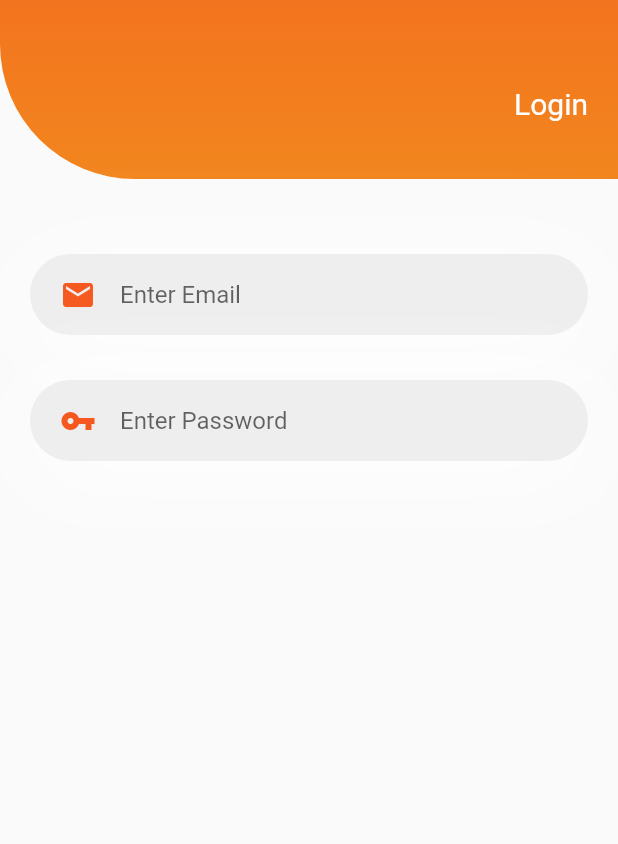
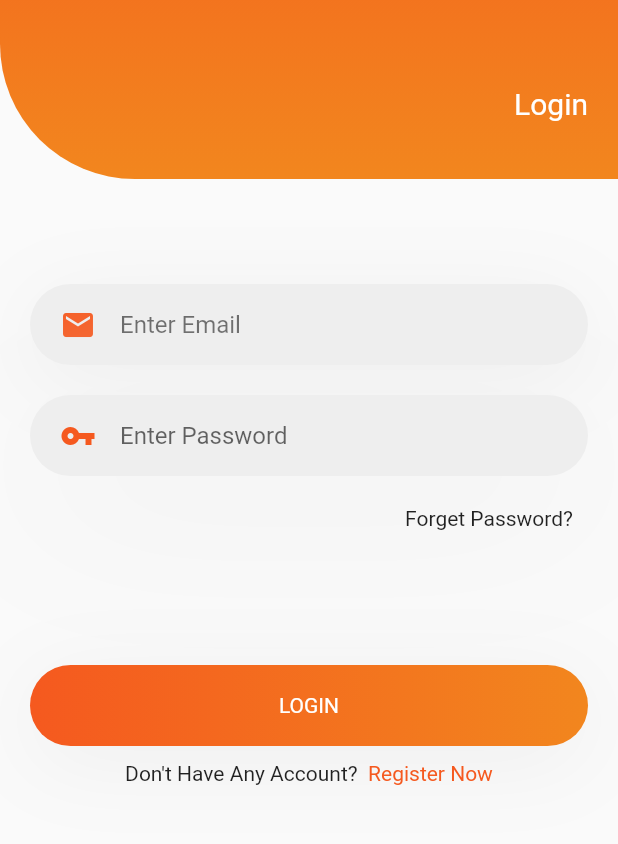
Before and after one commit to AminullahTajMuhammad/login_ui_design, a Flutter app: the screen it shows after launch, on a phone screen of 412 x 824 dp, the part 271-1115 px from its top. Run offline on Flutter 3.47's test engine with Material 2 defaults, Android fonts, the phone set to English and light mode, and no system bars.

Commit message:
Ui Complete.

```diff
--- a/lib/login_screen.dart
+++ b/lib/login_screen.dart
@@ -1,6 +1,7 @@
+import 'dart:io';
+
 import 'package:flutter/material.dart';
-import 'package:flutter_svg/flutter_svg.dart';
-import 'package:flutter_svg_provider/flutter_svg_provider.dart';
+import 'package:login_ui_design/signup_screen.dart';
 
 class LoginScreen extends StatefulWidget {
   @override
@@ -15,7 +16,8 @@ class StartState extends State<LoginScreen> {
 
   initWidget() {
     return Scaffold(
-      body: Column(
+      body: SingleChildScrollView(
+        child: Column(
           children: [
             Container(
               height: 300,
@@ -58,7 +60,7 @@ class StartState extends State<LoginScreen> {
 
             Container(
               alignment: Alignment.center,
-            margin: EdgeInsets.only(left: 20, right: 20, top: 50),
+              margin: EdgeInsets.only(left: 20, right: 20, top: 70),
               padding: EdgeInsets.only(left: 20, right: 20),
               height: 54,
               decoration: BoxDecoration(
@@ -68,7 +70,7 @@ class StartState extends State<LoginScreen> {
                   BoxShadow(
                       offset: Offset(0, 10),
                       blurRadius: 50,
-                  color: Colors.white
+                      color: Color(0xffEEEEEE)
                   ),
                 ],
               ),
@@ -88,17 +90,17 @@ class StartState extends State<LoginScreen> {
 
             Container(
               alignment: Alignment.center,
-            margin: EdgeInsets.only(left: 20, right: 20, top: 30),
+              margin: EdgeInsets.only(left: 20, right: 20, top: 20),
               padding: EdgeInsets.only(left: 20, right: 20),
               height: 54,
               decoration: BoxDecoration(
                 borderRadius: BorderRadius.circular(50),
-              color: Colors.grey[200],
+                color: Color(0xffEEEEEE),
                 boxShadow: [
                   BoxShadow(
-                    offset: Offset(0, 10),
-                    blurRadius: 50,
-                    color: Colors.white
+                      offset: Offset(0, 20),
+                      blurRadius: 100,
+                      color: Color(0xffEEEEEE)
                   ),
                 ],
               ),
@@ -116,9 +118,77 @@ class StartState extends State<LoginScreen> {
                 ),
               ),
             ),
+            Container(
+              margin: EdgeInsets.symmetric(horizontal: 30, vertical: 20),
+              alignment: Alignment.centerRight,
+              child: GestureDetector(
+                onTap: () {
+                  // Write Click Listener Code Here
+                },
+                child: Text("Forget Password?"),
+              ),
+            ),
 
-
+            GestureDetector(
+              onTap: () {
+                // Write Click Listener Code Here.
+              },
+              child: Container(
+                alignment: Alignment.center,
+                margin: EdgeInsets.only(left: 20, right: 20, top: 70),
+                padding: EdgeInsets.only(left: 20, right: 20),
+                height: 54,
+                decoration: BoxDecoration(
+                  gradient: LinearGradient(colors: [(new  Color(0xffF5591F)), new Color(0xffF2861E)],
+                      begin: Alignment.centerLeft,
+                      end: Alignment.centerRight
+                  ),
+                  borderRadius: BorderRadius.circular(50),
+                  color: Colors.grey[200],
+                  boxShadow: [
+                    BoxShadow(
+                        offset: Offset(0, 10),
+                        blurRadius: 50,
+                        color: Color(0xffEEEEEE)
+                    ),
                   ],
+                ),
+                child: Text(
+                  "LOGIN",
+                  style: TextStyle(
+                      color: Colors.white
+                  ),
+                ),
+              ),
+            ),
+            Container(
+              margin: EdgeInsets.only(top: 10),
+              child: Row(
+                mainAxisAlignment: MainAxisAlignment.center,
+                children: [
+                  Text("Don't Have Any Account?  "),
+                  GestureDetector(
+                    child: Text(
+                      "Register Now",
+                      style: TextStyle(
+                          color: Color(0xffF5591F)
+                      ),
+                    ),
+                    onTap: () {
+                      // Write Tap Code Here.
+                      Navigator.push(
+                        context,
+                        MaterialPageRoute(
+                          builder: (context) => SignUpScreen(),
+                        )
+                      );
+                    },
+                  )
+                ],
+              ),
+            )
+          ],
+        )
       )
     );
   }
--- a/lib/main.dart
+++ b/lib/main.dart
@@ -10,6 +10,7 @@ class MyApp extends StatelessWidget {
   @override
   Widget build(BuildContext context) {
     return MaterialApp(
+      debugShowCheckedModeBanner: false,
       home: SplashScreen(),
     );
   }
```
Also changed, not shown: lib/signup_screen.dart (added, +235 -0 lines). Lines whose indentation alone changed are shown as unchanged.
